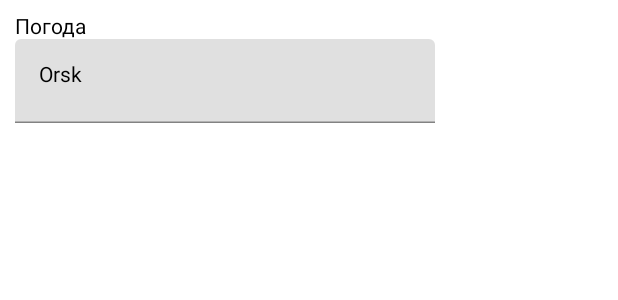
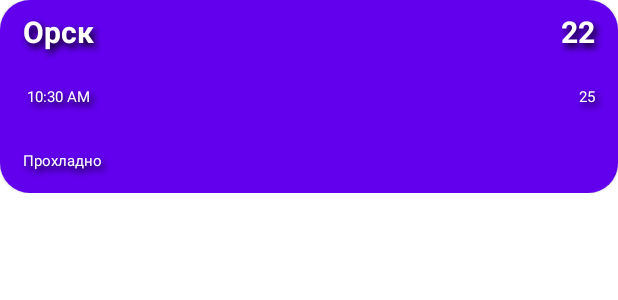
Before and after one commit to AlexBes566/Weather_App, an Android app built with Jetpack Compose: the @Preview function WeatherListPreview, on a phone screen of 412 x 824 dp. Shown: the top 300 px of the screen. Run offline under Robolectric (Android 15) with nearby library versions, the phone set to English and light mode, and no system bars.

Commit message:
Создание карточки с данными погоды

```diff
--- a/app/src/main/java/com/example/weather_app/MainActivity.kt
+++ b/app/src/main/java/com/example/weather_app/MainActivity.kt
@@ -1,76 +1,199 @@
 package com.example.weather_app
 
+import android.annotation.SuppressLint
 import androidx.appcompat.app.AppCompatActivity
 import android.os.Bundle
-import android.widget.EditText
 import androidx.activity.compose.setContent
+import androidx.compose.foundation.background
 import androidx.compose.foundation.layout.*
+import androidx.compose.foundation.shape.CircleShape
+import androidx.compose.foundation.shape.RoundedCornerShape
 import androidx.compose.foundation.text.KeyboardOptions
-import androidx.compose.material.Icon
-import androidx.compose.material.MaterialTheme
-import androidx.compose.material.Text
-import androidx.compose.material.TextField
+import androidx.compose.material.*
 import androidx.compose.material.icons.Icons
-import androidx.compose.material.icons.filled.AccountCircle
-import androidx.compose.material.icons.filled.Info
+import androidx.compose.material.icons.filled.Search
 import androidx.compose.runtime.Composable
 import androidx.compose.runtime.mutableStateOf
 import androidx.compose.runtime.remember
 import androidx.compose.ui.Alignment
 import androidx.compose.ui.Modifier
+import androidx.compose.ui.draw.scale
+import androidx.compose.ui.geometry.Offset
 import androidx.compose.ui.graphics.Color
-import androidx.compose.ui.layout.Layout
+import androidx.compose.ui.graphics.Shadow
 import androidx.compose.ui.res.colorResource
 import androidx.compose.ui.res.stringResource
 import androidx.compose.ui.text.TextStyle
-import androidx.compose.ui.text.font.Font
 import androidx.compose.ui.text.font.FontFamily
-import androidx.compose.ui.text.font.FontStyle
 import androidx.compose.ui.text.font.FontWeight
 import androidx.compose.ui.text.input.KeyboardCapitalization
 import androidx.compose.ui.text.input.KeyboardType
 import androidx.compose.ui.text.input.TextFieldValue
 import androidx.compose.ui.tooling.preview.Preview
-import androidx.compose.ui.tooling.preview.PreviewParameter
-import androidx.compose.ui.unit.TextUnit
 import androidx.compose.ui.unit.dp
 import androidx.compose.ui.unit.sp
-import android.text.Editable as Editable
+import androidx.core.content.ContextCompat
+import java.text.NumberFormat
+import java.text.SimpleDateFormat
+import java.time.LocalDateTime
+import java.util.*
 
 class MainActivity : AppCompatActivity() {
     override fun onCreate(savedInstanceState: Bundle?) {
         super.onCreate(savedInstanceState)
-        setContentView(R.layout.activity_main)
         setContent {
-            WeatherList(city = "Orsk")
+            window.statusBarColor = ContextCompat.getColor(this, R.color.black)
+
         }
     }
 }
 
+fun timeFormatter(): String {
+    val timeSplit = SimpleDateFormat().format(Date())
+    val time = timeSplit.split(",")
+    return time[1]
+}
+
 @Composable
-fun WeatherList(
-    city: String
-) {
-    var inputCity = remember {
-        mutableStateOf(city)
+fun CitySearch() {
+    val inputCity = remember {
+        mutableStateOf(TextFieldValue.toString())
     }
     Column(
         modifier = Modifier
+            .fillMaxSize(1F)
+            .background(Color.Black)
+            .padding(10.dp)
+    ) {
+        Text(text = stringResource(id = R.string.weather),
+            fontSize = 25.sp,
+            modifier = Modifier
+                .fillMaxWidth()
+                .padding(0.dp, 10.dp),
+            color = Color.White,
+        )
+        OutlinedTextField(value = "",
+            onValueChange = {
+                    newValue -> inputCity.value = newValue
+            },
+            modifier = Modifier.fillMaxWidth(),
+            placeholder = { Text(text = "Введите название города", color = Color.Gray)},
+            keyboardOptions = KeyboardOptions(
+                capitalization = KeyboardCapitalization.None,
+                autoCorrect = true,
+                keyboardType = KeyboardType.Text
+            ),
+            textStyle = TextStyle(
+                color = Color.Black,
+                fontFamily = FontFamily.SansSerif
+            ),
+            maxLines = 1,
+            singleLine = true,
+            leadingIcon = {
+                Icon(Icons.Filled.Search,"text", tint = Color.Gray)
+            },
+            shape = CircleShape,
+            colors = TextFieldDefaults.outlinedTextFieldColors(
+                focusedBorderColor = colorResource(id = R.color.raisin_black),
+                backgroundColor = colorResource(id = R.color.raisin_black)
+            )
+        )
+    }
+}
+
+
+@OptIn(ExperimentalMaterialApi::class)
+@Composable
+fun WeatherBoard(
+    city: String,
+    time: String,
+    temp: Int,
+    maxTemp: Int,
+    minTemp: Int,
+    weatherStatus: String
+) {
+    Card(
+        onClick = { weatherStatus },
+        modifier = Modifier
             .fillMaxWidth()
-            .padding(10.dp)
-            .fillMaxHeight()
+            .heightIn(120.dp),
+        shape = RoundedCornerShape(20.dp),
+        backgroundColor = colorResource(id = R.color.purple_500)
     ) {
-        Text(text = stringResource(id = R.string.weather))
-        TextField(value = inputCity.value,
-        onValueChange = {
-            newValue -> inputCity.value = newValue
-        },
-        placeholder = { Text(text = "Введите название города")})
+        Column(
+            modifier = Modifier.fillMaxWidth(0.5F),
+            horizontalAlignment = Alignment.Start
+        ) {
+            Text(
+                text = city,
+                modifier = Modifier.padding(15.dp, 10.dp),
+                fontFamily = FontFamily.Default,
+                fontWeight = FontWeight.Bold,
+                style = MaterialTheme.typography.shadowTextStyle20sp
+            )
+            Text(
+                text = time,
+                fontFamily = FontFamily.Default,
+                modifier = Modifier.padding(15.dp),
+                fontSize = 10.sp,
+                color = Color.White,
+                style = MaterialTheme.typography.shadowTextStyle20sp
+            )
+            Text(
+                text = weatherStatus,
+                fontFamily = FontFamily.Default,
+                modifier = Modifier.padding(15.dp),
+                fontSize = 10.sp,
+                color = Color.White,
+                style = MaterialTheme.typography.shadowTextStyle20sp
+            )
+        }
+        Column(
+            horizontalAlignment = Alignment.End
+        ) {
+            Text(
+                text = temp.toString(),
+                modifier = Modifier.padding(15.dp, 10.dp),
+                fontFamily = FontFamily.Default,
+                fontWeight = FontWeight.Bold,
+                style = MaterialTheme.typography.shadowTextStyle20sp
+            )
+            Text(
+                text = maxTemp.toString(),
+                fontFamily = FontFamily.Default,
+                modifier = Modifier.padding(15.dp),
+                fontSize = 10.sp,
+                color = Color.White,
+                style = MaterialTheme.typography.shadowTextStyle20sp
+            )
+        }
     }
+
+}
+
+val Typography.shadowTextStyle20sp: TextStyle
+@Composable
+get() {
+    val offset = Offset(3.0f, 4.0f)
+    return TextStyle(
+        fontSize = 20.sp,
+        shadow = Shadow(
+            color = Color.Black,
+            offset = offset,
+            blurRadius = 6f
+        )
+    )
 }
 
 @Preview
 @Composable
 fun WeatherListPreview() {
-    WeatherList(city = "Orsk")
+    WeatherBoard(
+        "Орск",
+        time = timeFormatter(),
+        temp = 22,
+        maxTemp = 25,
+        minTemp = 20,
+        weatherStatus = "Прохладно"
+    )
 }
--- a/app/src/main/res/values-night/themes.xml
+++ b/app/src/main/res/values-night/themes.xml
@@ -12,5 +12,7 @@
         <!-- Status bar color. -->
         <item name="android:statusBarColor" tools:targetApi="l">?attr/colorPrimaryVariant</item>
         <!-- Customize your theme here. -->
+        <item name="android:windowNoTitle">true</item>
+        <item name="android:windowActionBar">false</item>
     </style>
 </resources>
--- a/app/src/main/res/values/colors.xml
+++ b/app/src/main/res/values/colors.xml
@@ -7,4 +7,7 @@
     <color name="teal_700">#FF018786</color>
     <color name="black">#FF000000</color>
     <color name="white">#FFFFFFFF</color>
+
+    <!-- Colors App -->
+    <color name="raisin_black">	#242124</color>
 </resources>
--- a/app/src/main/res/values/themes.xml
+++ b/app/src/main/res/values/themes.xml
@@ -12,5 +12,8 @@
         <!-- Status bar color. -->
         <item name="android:statusBarColor" tools:targetApi="l">?attr/colorPrimaryVariant</item>
         <!-- Customize your theme here. -->
+        <item name="android:windowNoTitle">true</item>
+        <item name="android:windowActionBar">false</item>
+
     </style>
 </resources>
```
Also changed, not shown: app/src/main/res/layout/activity_main.xml (+0 -10 lines), 1 other file.
